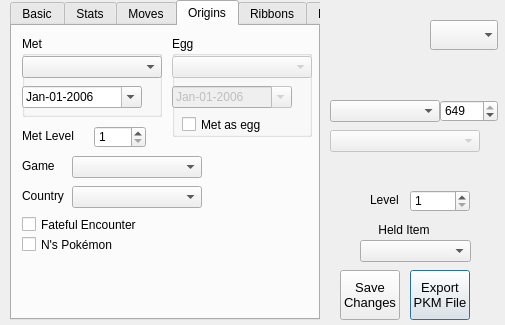
Qt form QT Projects/pkmviewer.ui (Annovae/PKMDS-G5) before a commit.
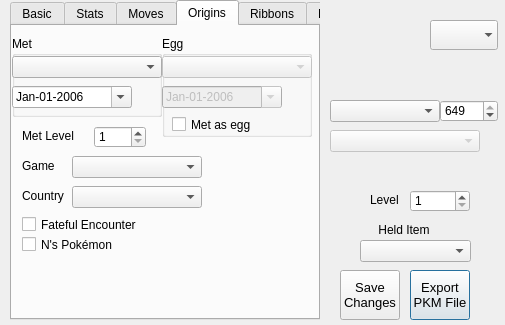
The same form after that commit. The open tabs and pages were chosen to show the change.

The edit to the form file:
```diff
--- a/QT Projects/pkmviewer.ui
+++ b/QT Projects/pkmviewer.ui
@@ -2515,9 +2515,9 @@
     <widget class="QGroupBox" name="gbMet">
      <property name="geometry">
       <rect>
-       <x>10</x>
+       <x>0</x>
        <y>10</y>
-       <width>140</width>
+       <width>150</width>
        <height>81</height>
       </rect>
      </property>
@@ -2552,7 +2552,7 @@
        <rect>
         <x>0</x>
         <y>20</y>
-        <width>140</width>
+        <width>150</width>
         <height>22</height>
        </rect>
       </property>
@@ -2566,9 +2566,9 @@
     <widget class="QGroupBox" name="gbEgg">
      <property name="geometry">
       <rect>
-       <x>160</x>
+       <x>150</x>
        <y>10</y>
-       <width>140</width>
+       <width>150</width>
        <height>101</height>
       </rect>
      </property>
@@ -2609,7 +2609,7 @@
        <rect>
         <x>0</x>
         <y>20</y>
-        <width>140</width>
+        <width>150</width>
         <height>22</height>
        </rect>
       </property>
```
